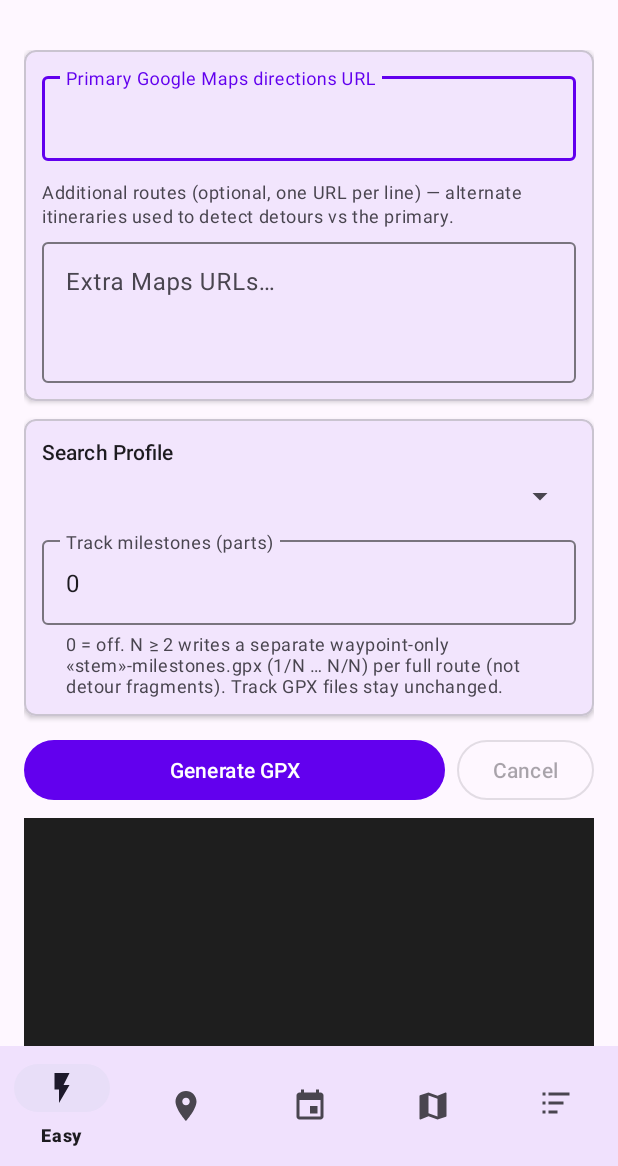
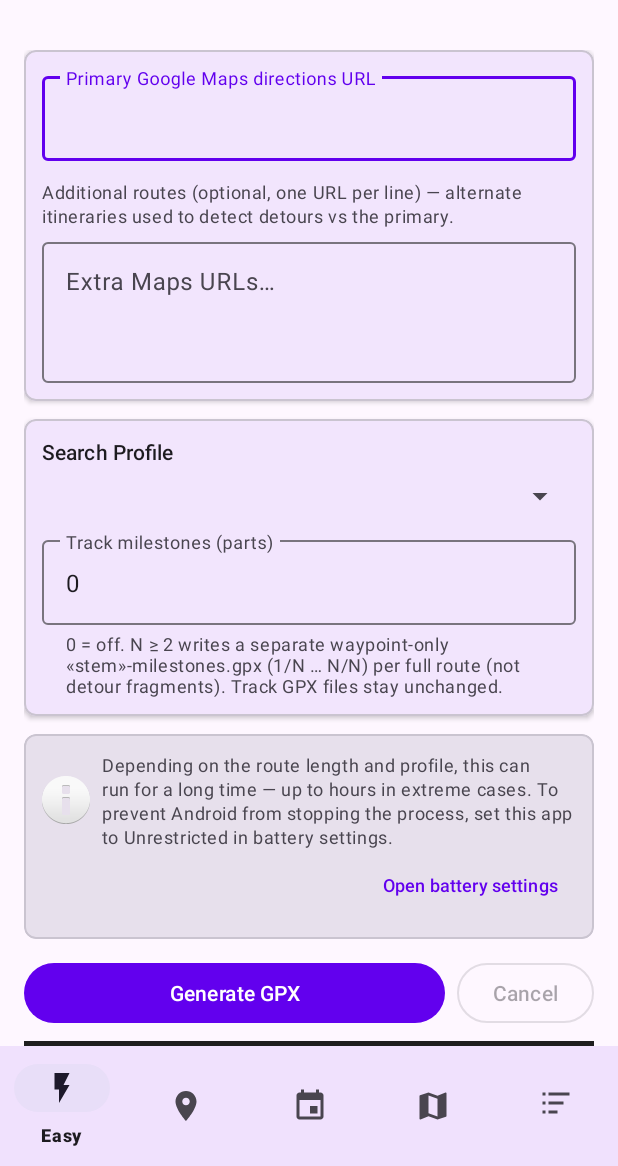
Before and after one commit to devmarkusb/gpx-poi-enricher, an Android app: the screen it shows after launch (MainActivity), on a phone screen of 412 x 824 dp, the part 70-1236 px from its top. Run offline under Robolectric (Android 15) with nearby library versions, the light colour scheme and no system bars; our stand-ins replace AdMob, navigation-ui; libraries missing offline, so code that uses them is left out: com.android.billingclient, com.chaquo.python; 7 statements that could not run were skipped.

Commit message:
feat(android): add long-running notice with battery settings link
Enricher and Easy tabs now show an info card warning that calculations
can take hours and recommending "Unrestricted" battery mode, with a
direct link to the system battery optimization settings.

```diff
--- a/android/app/src/main/java/com/gpxpoienricher/ui/easy/EasyFragment.kt
+++ b/android/app/src/main/java/com/gpxpoienricher/ui/easy/EasyFragment.kt
@@ -1,9 +1,11 @@
 package com.gpxpoienricher.ui.easy
 
 import android.Manifest
+import android.content.Intent
 import android.content.pm.PackageManager
 import android.os.Build
 import android.os.Bundle
+import android.provider.Settings
 import android.view.LayoutInflater
 import android.view.View
 import android.view.ViewGroup
@@ -139,6 +141,10 @@ class EasyFragment : Fragment() {
             }
         }
 
+        binding.btnBatterySettings.setOnClickListener {
+            startActivity(Intent(Settings.ACTION_IGNORE_BATTERY_OPTIMIZATION_SETTINGS))
+        }
+
         binding.btnGenerate.setOnClickListener {
             val url = binding.editUrl.text?.toString() ?: ""
             val extras = binding.editExtraUrls.text?.toString() ?: ""
--- a/android/app/src/main/java/com/gpxpoienricher/ui/enricher/EnricherFragment.kt
+++ b/android/app/src/main/java/com/gpxpoienricher/ui/enricher/EnricherFragment.kt
@@ -1,7 +1,9 @@
 package com.gpxpoienricher.ui.enricher
 
+import android.content.Intent
 import android.net.Uri
 import android.os.Bundle
+import android.provider.Settings
 import android.view.LayoutInflater
 import android.view.View
 import android.view.ViewGroup
@@ -104,6 +106,10 @@ class EnricherFragment : Fragment() {
             }
         }
 
+        binding.btnBatterySettings.setOnClickListener {
+            startActivity(Intent(Settings.ACTION_IGNORE_BATTERY_OPTIMIZATION_SETTINGS))
+        }
+
         binding.btnBrowseInput.setOnClickListener {
             openInput.launch(arrayOf("application/gpx+xml", "*/*"))
         }
--- a/android/app/src/main/res/layout/fragment_easy.xml
+++ b/android/app/src/main/res/layout/fragment_easy.xml
@@ -108,6 +108,43 @@
                         android:inputType="number"
                         android:text="0" />
                 </com.google.android.material.textfield.TextInputLayout>
+            </LinearLayout>
+        </com.google.android.material.card.MaterialCardView>
+
+        <!-- Background-run notice -->
+        <com.google.android.material.card.MaterialCardView
+            android:layout_width="match_parent"
+            android:layout_height="wrap_content"
+            android:layout_marginBottom="12dp"
+            app:cardElevation="0dp"
+            app:cardCornerRadius="8dp"
+            app:strokeWidth="1dp"
+            app:strokeColor="?attr/colorOutlineVariant"
+            app:cardBackgroundColor="?attr/colorSurfaceVariant">
+
+            <LinearLayout
+                android:layout_width="match_parent"
+                android:layout_height="wrap_content"
+                android:orientation="vertical"
+                android:padding="12dp">
+
+                <TextView
+                    android:layout_width="match_parent"
+                    android:layout_height="wrap_content"
+                    android:text="@string/notice_long_running"
+                    android:textAppearance="?attr/textAppearanceBodySmall"
+                    android:drawableStart="@android:drawable/ic_dialog_info"
+                    android:drawablePadding="8dp"
+                    android:gravity="center_vertical" />
+
+                <com.google.android.material.button.MaterialButton
+                    android:id="@+id/btn_battery_settings"
+                    style="@style/Widget.Material3.Button.TextButton"
+                    android:layout_width="wrap_content"
+                    android:layout_height="wrap_content"
+                    android:layout_gravity="end"
+                    android:text="@string/btn_battery_settings"
+                    android:textSize="12sp" />
             </LinearLayout>
         </com.google.android.material.card.MaterialCardView>
 
--- a/android/app/src/main/res/values/strings.xml
+++ b/android/app/src/main/res/values/strings.xml
@@ -52,6 +52,10 @@
     <!-- Misc -->
     <string name="no_file_selected">No file selected</string>
 
+    <!-- Background-run notice -->
+    <string name="notice_long_running">Depending on the route length and profile, this can run for a long time — up to hours in extreme cases. To prevent Android from stopping the process, set this app to "Unrestricted" in battery settings.</string>
+    <string name="btn_battery_settings">Open battery settings</string>
+
     <!-- Profiles editor -->
     <string name="helper_profiles_yaml">Edit the YAML definition (same format as the desktop app). Save writes under your user profiles folder; built-ins stay in the app bundle.</string>
     <string name="hint_profile_yaml">Profile YAML</string>
```
Also changed, not shown: android/app/src/main/res/layout/fragment_enricher.xml (+37 -0 lines).
